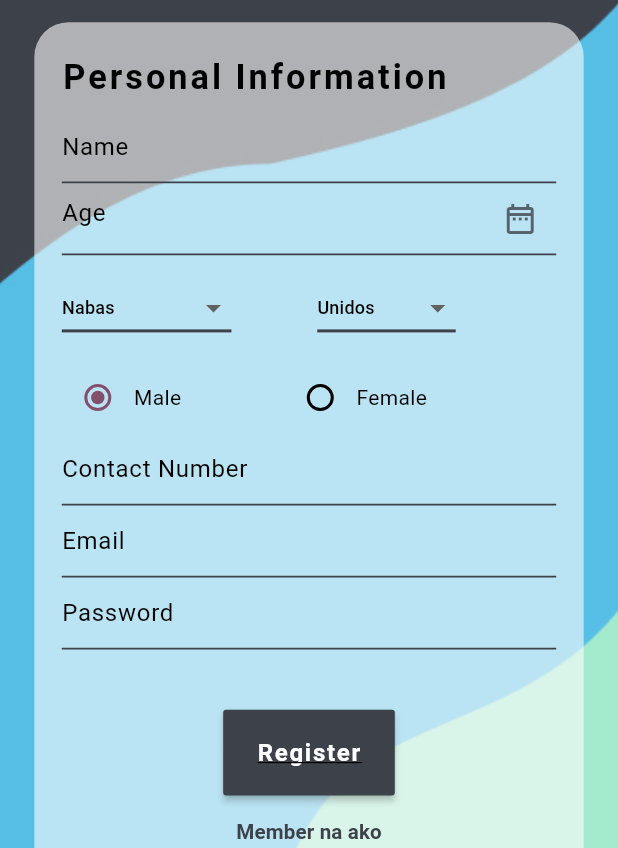
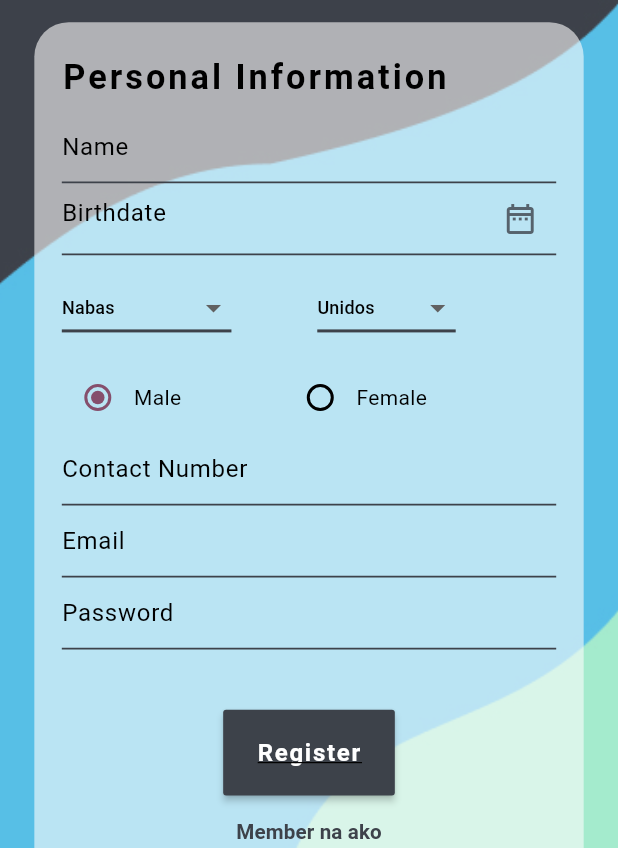
Before and after one commit to cent-ivan/CommuniHelp_App, a Flutter app: the RegistrationView screen opened by its route, on a phone screen of 412 x 824 dp, the part 388-1236 px from its top. Run offline on Flutter 3.47's test engine with Material 3 defaults, Android fonts, the phone set to English and light mode, and no system bars; our stand-ins replace flutter_screenutil.

Commit message:
change age to birthdate

```diff
--- a/lib/Views/Login_Registration_Page/registration_view.dart
+++ b/lib/Views/Login_Registration_Page/registration_view.dart
@@ -145,7 +145,7 @@ class _RegistrationViewState extends State<RegistrationView> {
                                 controller: _ageController,
                                 cursorColor: const Color(0xFF3D424A),
                                 decoration: InputDecoration(
-                                  hintText: "Age",
+                                  hintText: "Birthdate",
                                   enabledBorder: UnderlineInputBorder(
                                     borderSide: BorderSide(width: 1.r, color: const Color(0xFF3D424A))
                                   ),
```
